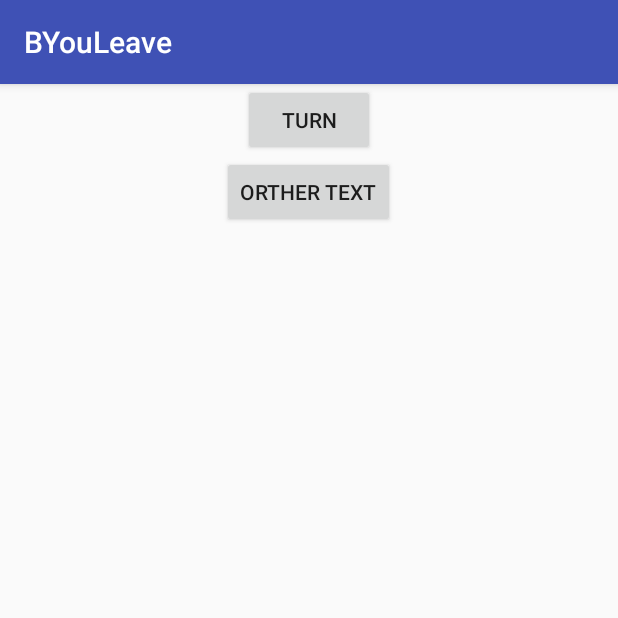
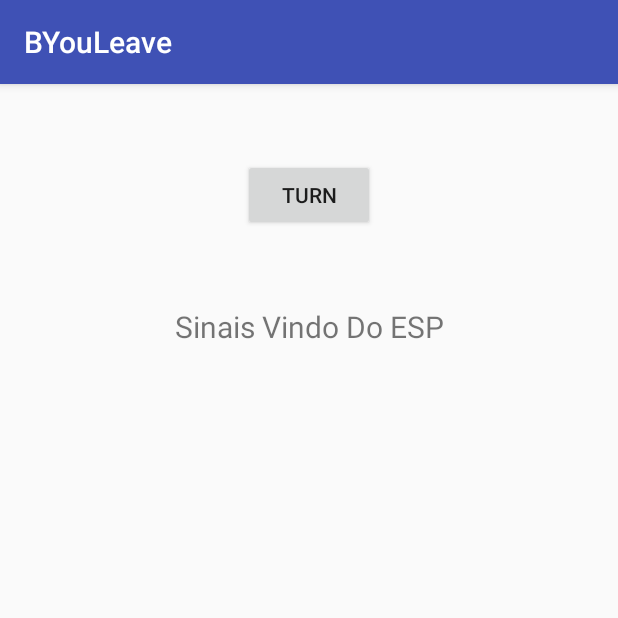
Before and after one commit to munhra/byouleave, an Android app: the WifiConnection screen opened directly, with no data from a screen before it, after a tap on "TURN", on a phone screen of 412 x 824 dp, the top half of it. Run offline under Robolectric (Android 15) with nearby library versions, the phone set to English and light mode, and no system bars; 1 statement that could not run was skipped.

Commit message:
Wifi Configuration on android and ESP8266

```diff
--- a/app/src/main/java/com/example/vntraal/byouleave/WifiConnection.java
+++ b/app/src/main/java/com/example/vntraal/byouleave/WifiConnection.java
@@ -2,6 +2,8 @@ package com.example.vntraal.byouleave;
 
 import android.content.Context;
 import android.content.Intent;
+import android.net.ConnectivityManager;
+import android.net.NetworkInfo;
 import android.net.Uri;
 import android.net.wifi.WifiConfiguration;
 import android.net.wifi.WifiManager;
@@ -10,15 +12,22 @@ import android.os.Bundle;
 import android.os.StrictMode;
 import android.provider.Settings;
 import android.support.v7.app.AppCompatActivity;
+import android.util.Log;
 import android.view.View;
 import android.widget.Button;
+import android.widget.TextView;
 import android.widget.Toast;
 
+import java.io.BufferedInputStream;
+import java.io.BufferedReader;
+import java.io.DataInputStream;
 import java.io.IOException;
-import java.lang.reflect.Method;
+import java.io.InputStream;
+import java.io.InputStreamReader;
 import java.net.DatagramPacket;
 import java.net.DatagramSocket;
 import java.net.InetAddress;
+import java.net.Socket;
 import java.net.SocketException;
 import java.net.UnknownHostException;
 
@@ -33,11 +42,17 @@ public class WifiConnection extends AppCompatActivity {
     Context myContext;
     WifiConfiguration myWifiConfiguration;
     public static String netWorkSSID = "Jonaphael ESP";
-    public static  String  netWorkPass="esp82660";
-    byte[] buf = new byte[1024]; // to send Informations
+    public static  String  netWorkPass="esp8266esp";
+    byte[] buf = new byte[50]; // to recieve Informations
+
+    Socket socket;
+    String ip = "192.168.137.56";
+    int port = 12345;
+    BufferedReader bufferedReader;
 
     //Components Layout
     Button myTurnButton;
+    TextView textESP;
 
 
     @Override
@@ -54,78 +69,58 @@ public class WifiConnection extends AppCompatActivity {
         StrictMode.ThreadPolicy myThreadPolicy = new StrictMode.ThreadPolicy.Builder().permitAll().build();
         StrictMode.setThreadPolicy(myThreadPolicy);
 
+        //Textfrom esp
+        textESP = (TextView)findViewById(R.id.txtESP);
+
         // TURN BUTTON
         myTurnButton =  (Button) findViewById(R.id.turn);
         myTurnButton.setOnClickListener(new View.OnClickListener() {
             @Override
             public void onClick(View v) {
-
-               // if the wifi is on turn it off
-                if(myWifiManager.isWifiEnabled()){
-                    myWifiManager.setWifiEnabled(false);
-                }
-                // setting the permissions to WRITE SSETTINGS
-                settingPermission();
-                setConfigurations();
-
-                try{
-                    activate();
-                }
-                catch (Exception e){
+                try {
+                    readMessages();
+                } catch (Exception e) {
                     e.printStackTrace();
                 }
+                // wifiConnect();
             }
         });
     }
 
-    public void setConfigurations(){
+    public void readMessages() throws Exception {
+        try {
 
-        myWifiConfiguration = new WifiConfiguration();
+            socket = new Socket(ip,port);
+            Log.e("e","Conectado");
 
-        if(netWorkPass==""){
-            myWifiConfiguration.SSID = netWorkSSID;
-            myWifiConfiguration.allowedAuthAlgorithms.set(WifiConfiguration.AuthAlgorithm.OPEN);
-            myWifiConfiguration.allowedProtocols.set(WifiConfiguration.Protocol.RSN);
-            myWifiConfiguration.allowedProtocols.set(WifiConfiguration.Protocol.WPA);
-            myWifiConfiguration.allowedKeyManagement.set(WifiConfiguration.KeyMgmt.NONE);
+            if(socket.isConnected())
+                Log.e("h","Socket Conectado");
+
+           // bufferedReader = new BufferedReader(new InputStreamReader(socket.getInputStream()));
+            DataInputStream dataInputStream;
+
+            //este meetodo fica em loop eternamente - tranformar esta l[ogica em um serviço
+            while(true) {
+                dataInputStream = new DataInputStream(socket.getInputStream());
+                int result = dataInputStream.read(buf);
+                String ret2 = new String(buf);
+                Log.e("e","out1S "+ret2);
+                Log.e("e","outINT "+result);
+                textESP = (TextView)findViewById(R.id.txtESP);
+                textESP.setText(ret2);
+            }
+
         }
-        else {
+        catch (Exception e){
+            e.printStackTrace();
+        }
+        finally {
+            Toast.makeText(getApplicationContext(),"Ending Connection", Toast.LENGTH_SHORT).show();
+            socket.close();
 
-            myWifiConfiguration.SSID = netWorkSSID;
-            myWifiConfiguration.preSharedKey = netWorkPass;
-            myWifiConfiguration.status = WifiConfiguration.Status.ENABLED;
-            myWifiConfiguration.allowedGroupCiphers.set(WifiConfiguration.GroupCipher.TKIP);
-            myWifiConfiguration.allowedGroupCiphers.set(WifiConfiguration.GroupCipher.CCMP);
-            myWifiConfiguration.allowedKeyManagement.set(WifiConfiguration.KeyMgmt.WPA_PSK);
-            myWifiConfiguration.allowedPairwiseCiphers.set(WifiConfiguration.PairwiseCipher.TKIP);
-            myWifiConfiguration.allowedPairwiseCiphers.set(WifiConfiguration.PairwiseCipher.CCMP);
-            myWifiConfiguration.allowedProtocols.set(WifiConfiguration.Protocol.RSN);
-            myWifiConfiguration.allowedProtocols.set(WifiConfiguration.Protocol.WPA);
-         //   myWifiConfiguration.allowedAuthAlgorithms.set(WifiConfiguration.AuthAlgorithm.OPEN);
-          //  myWifiConfiguration.allowedProtocols.set(WifiConfiguration.Protocol.RSN);
-           // myWifiConfiguration.allowedProtocols.set(WifiConfiguration.Protocol.WPA);
-            //myWifiConfiguration.allowedKeyManagement.set(WifiConfiguration.KeyMgmt.WPA_PSK);
-            //myWifiConfiguration.allowedGroupCiphers.set(WifiConfiguration.GroupCipher.TKIP);
-           // myWifiConfiguration.allowedGroupCiphers.set(WifiConfiguration.GroupCipher.CCMP);
-           // myWifiConfiguration.allowedPairwiseCiphers.set(WifiConfiguration.PairwiseCipher.TKIP);
-            //myWifiConfiguration.allowedPairwiseCiphers.set(WifiConfiguration.PairwiseCipher.CCMP);
         }
     }
 
-    public void activate() throws Exception{
-        Method setWifiApMethod = myWifiManager.getClass().getMethod("setWifiApEnabled", WifiConfiguration.class, boolean.class);
-      /*  boolean apstatus=(Boolean) setWifiApMethod.invoke(myWifiManager, myWifiConfiguration,true);
-
-        Method isWifiApEnabledmethod = myWifiManager.getClass().getMethod("isWifiApEnabled");
-        while(!(Boolean)isWifiApEnabledmethod.invoke(myWifiManager)){};
-        Method getWifiApStateMethod = myWifiManager.getClass().getMethod("getWifiApState");
-        int apstate=(Integer)getWifiApStateMethod.invoke(myWifiManager);
-        Method getWifiApConfigurationMethod = myWifiManager.getClass().getMethod("getWifiApConfiguration");
-        myWifiConfiguration=(WifiConfiguration)getWifiApConfigurationMethod.invoke(myWifiManager);*/
-        setWifiApMethod.invoke(myWifiManager, myWifiConfiguration,false);
-        myWifiManager.saveConfiguration();
-        Toast.makeText(getApplicationContext(),"SSID:"+myWifiConfiguration.SSID+"Password:"+myWifiConfiguration.preSharedKey+"", Toast.LENGTH_SHORT).show();
-    }
 
     // TO TURN THE WIFI ON OR OFF
     public static void turnONOFFWifi(Context context, boolean value){
@@ -150,7 +145,7 @@ public class WifiConnection extends AppCompatActivity {
         if (turn){
             turnONOFFWifi(myContext, turn);
             turn = false;
-            Toast.makeText(getApplicationContext(),"Turning on wifi ...", Toast.LENGTH_SHORT).show();
+            Toast.makeText(myContext,"Turning on wifi ...", Toast.LENGTH_SHORT).show();
 
             // wifi configuration
             myWifiConfiguration = new WifiConfiguration();
@@ -172,49 +167,27 @@ public class WifiConnection extends AppCompatActivity {
         else{
             turnONOFFWifi(myContext,turn);
             turn = true;
-            Toast.makeText(getApplicationContext(),"Turning off wifi ...", Toast.LENGTH_SHORT).show();
+            Toast.makeText(myContext,"Turning off wifi ...", Toast.LENGTH_SHORT).show();
         }
-    }
 
-    //to Turn the wifi on or Off
-  /*  public static void turnONOFFWifi(Context context, boolean value){
-        myWifiManager = (WifiManager) context.getSystemService(Context.WIFI_SERVICE);
-        myWifiManager.setWifiEnabled(value);
-    }
-    */
 
-    //to send datato esp
-    public class Client implements Runnable{
-        private final static String SERVER_ADRESS = "";
-        private final static int    SERVER_PORT = 8888;
+        try {
+            Thread.sleep(20000);
+            ConnectivityManager connManager = (ConnectivityManager) getSystemService(Context.CONNECTIVITY_SERVICE);
+            NetworkInfo mWifi = connManager.getNetworkInfo(ConnectivityManager.TYPE_WIFI);
 
-        @Override
-        public void run() {
-            InetAddress serverAdress;
-            DatagramPacket dtPacket;
-            DatagramSocket dtSocket = null;
+            if (mWifi.isConnected()) {
+                readMessages();
+            }
+            else
+            {
+               Log.e("erro", "Nao se Conectou na rede ainda");
+            }
 
-            try{
-                serverAdress = InetAddress.getByName(SERVER_ADRESS);
-                dtSocket = new DatagramSocket();
-                dtPacket = new DatagramPacket(buf, buf.length, serverAdress, SERVER_PORT);
-                dtSocket.send(dtPacket);
-            }
-            catch (UnknownHostException err){
-                err.printStackTrace();
-            }
-            catch (SocketException err){
-                err.printStackTrace();
-            }
-            catch (IOException err){
-                err.printStackTrace();
-            }
-            finally {
-                if(!dtSocket.isClosed()){
-                    dtSocket.close();
-                }
-            }
+        } catch (Exception e) {
+            e.printStackTrace();
         }
+
     }
 
 }
--- a/app/src/main/res/layout/wifi_layout.xml
+++ b/app/src/main/res/layout/wifi_layout.xml
@@ -4,17 +4,20 @@
     android:layout_height="match_parent">
 
     <Button
+        android:layout_marginTop="50dp"
         android:id="@+id/turn"
         android:layout_gravity="center"
         android:text="Turn"
         android:layout_width="wrap_content"
         android:layout_height="wrap_content" />
 
-    <Button
-        android:id="@+id/other"
-        android:text="Orther Text"
-        android:layout_gravity="center"
-        android:layout_width="wrap_content"
-        android:layout_height="wrap_content" />
+    <TextView
+        android:id="@+id/txtESP"
+        android:layout_width="match_parent"
+        android:layout_height="wrap_content"
+        android:layout_marginTop="50dp"
+        android:textSize="20sp"
+        android:text="Sinais Vindo Do ESP"
+        android:textAlignment="center" />
 
 </LinearLayout>
```
